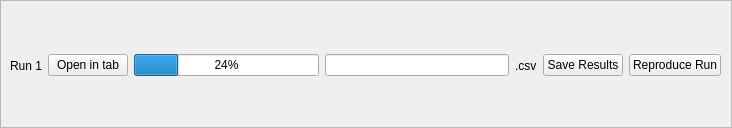
First picture: the form in frontend/designer_templates/results_frame.ui, repository tomaslibanomonteiro/Thesis-code, before the edit.
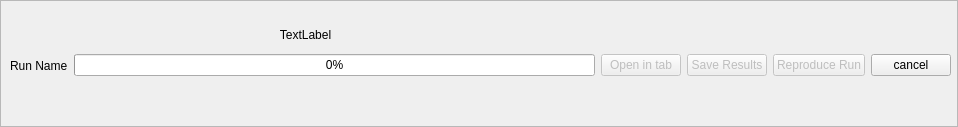
Second picture: the form after the edit.

Commit message: resultFrame - save, erase and progressBar

What changed in the file:
```diff
--- a/frontend/designer_templates/results_frame.ui
+++ b/frontend/designer_templates/results_frame.ui
@@ -6,8 +6,8 @@
    <rect>
     <x>0</x>
     <y>0</y>
-    <width>732</width>
-    <height>128</height>
+    <width>958</width>
+    <height>127</height>
    </rect>
   </property>
   <property name="windowTitle">
@@ -24,7 +24,7 @@
     <rect>
      <x>10</x>
      <y>10</y>
-     <width>711</width>
+     <width>941</width>
      <height>111</height>
     </rect>
    </property>
@@ -32,50 +32,75 @@
     <item>
      <widget class="QLabel" name="label_7">
       <property name="text">
-       <string>Run 1</string>
-      </property>
-     </widget>
-    </item>
-    <item>
-     <widget class="QPushButton" name="pushButton_2">
-      <property name="text">
-       <string>Open in tab</string>
+       <string>Run Name</string>
       </property>
      </widget>
     </item>
     <item>
      <widget class="QProgressBar" name="progressBar">
       <property name="value">
-       <number>24</number>
+       <number>0</number>
       </property>
      </widget>
     </item>
     <item>
-     <widget class="QLineEdit" name="lineEdit"/>
-    </item>
-    <item>
-     <widget class="QLabel" name="label_8">
+     <widget class="QPushButton" name="openTab_button">
+      <property name="enabled">
+       <bool>false</bool>
+      </property>
       <property name="text">
-       <string>.csv</string>
+       <string>Open in tab</string>
       </property>
      </widget>
     </item>
     <item>
-     <widget class="QPushButton" name="pushButton">
+     <widget class="QPushButton" name="saveResults_button">
+      <property name="enabled">
+       <bool>false</bool>
+      </property>
       <property name="text">
        <string>Save Results</string>
       </property>
      </widget>
     </item>
     <item>
-     <widget class="QPushButton" name="pushButton_3">
+     <widget class="QPushButton" name="reproduceRun_button">
+      <property name="enabled">
+       <bool>false</bool>
+      </property>
       <property name="text">
        <string>Reproduce Run</string>
       </property>
      </widget>
     </item>
+    <item>
+     <widget class="QPushButton" name="cancel_button">
+      <property name="text">
+       <string>cancel</string>
+      </property>
+     </widget>
+    </item>
    </layout>
   </widget>
+  <widget class="QLabel" name="progress_label">
+   <property name="geometry">
+    <rect>
+     <x>60</x>
+     <y>20</y>
+     <width>491</width>
+     <height>30</height>
+    </rect>
+   </property>
+   <property name="text">
+    <string>TextLabel</string>
+   </property>
+   <property name="alignment">
+    <set>Qt::AlignCenter</set>
+   </property>
+   <property name="wordWrap">
+    <bool>false</bool>
+   </property>
+  </widget>
  </widget>
  <resources/>
  <connections/>
```
Left out of the diff: 2 changed lines with no effect on the pictures. The commit also changes 9 other files.
